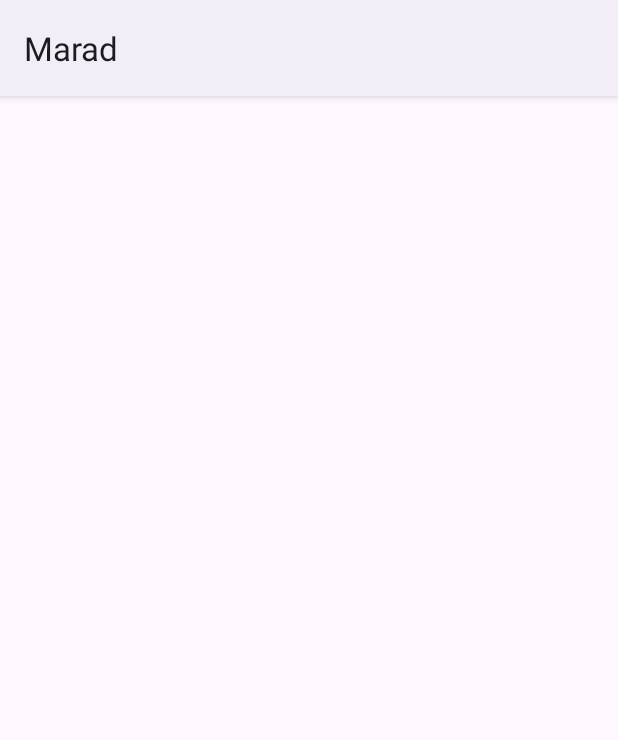
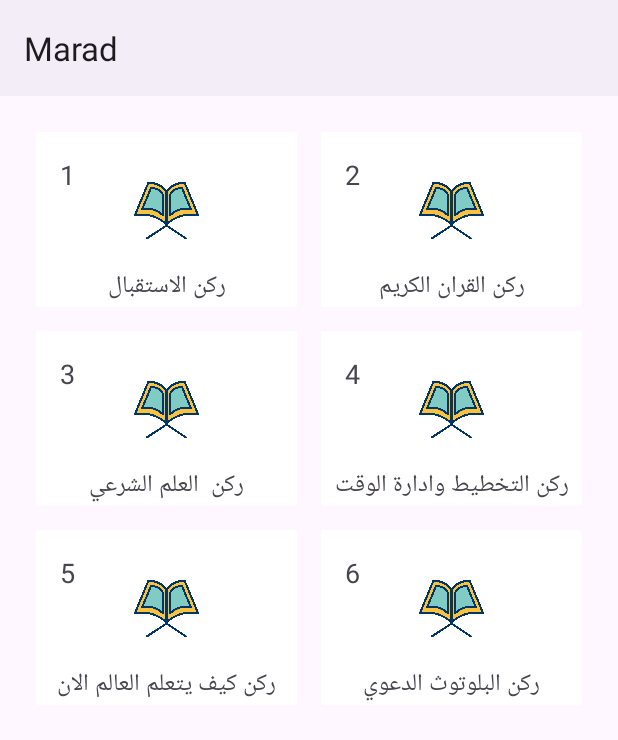
Before and after one commit to 3li-7assan-Dev1712/Marad, an Android app: the fragment HomeFragment shown on its own in the app's theme, on a phone screen of 412 x 824 dp. Shown: the top 740 px of the screen. Run offline under Robolectric (Android 15) with nearby library versions, the phone set to English and light mode, and no system bars; our stand-ins replace Dagger/Hilt's generated code.

Commit message:
implemented home screen adapter and recycler view

```diff
--- a/app/build.gradle
+++ b/app/build.gradle
@@ -91,7 +91,7 @@ dependencies {
     implementation "androidx.datastore:datastore-preferences:1.0.0"
 
     // firebase
-    implementation platform('com.google.firebase:firebase-bom:31.1.1')
+    implementation platform('com.google.firebase:firebase-bom:31.0.0')
     implementation 'com.google.firebase:firebase-analytics-ktx'
     // authentication
     implementation 'com.google.firebase:firebase-auth-ktx'
--- /dev/null
+++ b/app/src/main/java/dev_ali_hassan/app/marad/model/MaradRukun.kt
@@ -0,0 +1,9 @@
+package dev_ali_hassan.app.marad.model
+
+import androidx.annotation.DrawableRes
+
+data class MaradRukun(
+    val rukunName: String,
+    val rukunImage: Int,
+    val rukunNumber: Int
+)
--- a/app/src/main/java/dev_ali_hassan/app/marad/ui/homescreen/HomeFragment.kt
+++ b/app/src/main/java/dev_ali_hassan/app/marad/ui/homescreen/HomeFragment.kt
@@ -1,11 +1,29 @@
 package dev_ali_hassan.app.marad.ui.homescreen
 
+import android.os.Bundle
+import android.view.LayoutInflater
+import android.view.View
+import android.view.ViewGroup
 import androidx.fragment.app.Fragment
+import androidx.fragment.app.viewModels
 import dagger.hilt.android.AndroidEntryPoint
 import dev_ali_hassan.app.marad.R
+import dev_ali_hassan.app.marad.databinding.FragmentHomeBinding
 
 @AndroidEntryPoint
 class HomeFragment: Fragment(R.layout.fragment_home) {
 
-    /*private lateinit var binding: HomeFragmentBinding*/
+    private lateinit var binding: FragmentHomeBinding
+
+    private val viewModel: HomeScreenViewModel by viewModels()
+
+    override fun onViewCreated(view: View, savedInstanceState: Bundle?) {
+        binding = FragmentHomeBinding.bind(view)
+
+        val adapter = HomeItemsAdapter()
+        binding.homeItemsRV.adapter = adapter
+        adapter.submitList(viewModel.provideTempData())
+
+    }
+
 }
--- /dev/null
+++ b/app/src/main/java/dev_ali_hassan/app/marad/ui/homescreen/HomeItemsAdapter.kt
@@ -0,0 +1,46 @@
+package dev_ali_hassan.app.marad.ui.homescreen
+
+import android.view.LayoutInflater
+import android.view.View
+import android.view.ViewGroup
+import androidx.recyclerview.widget.DiffUtil
+import androidx.recyclerview.widget.ListAdapter
+import androidx.recyclerview.widget.RecyclerView.ViewHolder
+import dev_ali_hassan.app.marad.databinding.ListItemMaradInfoBinding
+import dev_ali_hassan.app.marad.model.MaradRukun
+
+class HomeItemsAdapter(): ListAdapter<MaradRukun, HomeItemsAdapter.ListItemViewHolder>(
+    ItemsDiffUtil()
+) {
+
+
+
+
+    class ItemsDiffUtil : DiffUtil.ItemCallback<MaradRukun>() {
+        override fun areItemsTheSame(oldItem: MaradRukun, newItem: MaradRukun): Boolean =
+            oldItem.rukunNumber == newItem.rukunNumber
+
+
+        override fun areContentsTheSame(oldItem: MaradRukun, newItem: MaradRukun): Boolean =
+            oldItem == newItem
+    }
+
+    inner class ListItemViewHolder(private val binding: ListItemMaradInfoBinding) : ViewHolder(binding.root) {
+
+         fun bind(rukun: MaradRukun) {
+            binding.rkunNameTv.text = rukun.rukunName
+            binding.rkunImageView.setImageResource(rukun.rukunImage)
+            binding.rukunNumberTv.text = rukun.rukunNumber.toString()
+        }
+    }
+
+    override fun onCreateViewHolder(parent: ViewGroup, viewType: Int): ListItemViewHolder {
+        val binding = ListItemMaradInfoBinding.inflate(LayoutInflater.from(parent.context))
+        return ListItemViewHolder(binding)
+    }
+
+    override fun onBindViewHolder(holder: ListItemViewHolder, position: Int) {
+        val rukun = getItem(position)
+        holder.bind(rukun)
+    }
+}
--- /dev/null
+++ b/app/src/main/java/dev_ali_hassan/app/marad/ui/homescreen/HomeScreenViewModel.kt
@@ -0,0 +1,24 @@
+package dev_ali_hassan.app.marad.ui.homescreen
+
+import androidx.lifecycle.ViewModel
+import dagger.hilt.android.lifecycle.HiltViewModel
+import dev_ali_hassan.app.marad.R
+import dev_ali_hassan.app.marad.model.MaradRukun
+import javax.inject.Inject
+
+@HiltViewModel
+class HomeScreenViewModel @Inject constructor(): ViewModel() {
+
+
+    fun provideTempData() =
+        listOf<MaradRukun>(
+            MaradRukun("ركن الاستقبال", R.drawable.quran_icon, 1),
+            MaradRukun("ركن القران الكريم", R.drawable.quran_icon, 2),
+            MaradRukun("ركن  العلم الشرعي", R.drawable.quran_icon, 3),
+            MaradRukun("ركن التخطيط وادارة الوقت", R.drawable.quran_icon, 4),
+            MaradRukun("ركن كيف يتعلم العالم الان", R.drawable.quran_icon, 5),
+            MaradRukun("ركن البلوتوث الدعوي", R.drawable.quran_icon, 6)
+        )
+
+
+}
--- a/app/src/main/java/dev_ali_hassan/app/marad/ui/login/LoginFragment.kt
+++ b/app/src/main/java/dev_ali_hassan/app/marad/ui/login/LoginFragment.kt
@@ -43,6 +43,7 @@ class LoginFragment : Fragment() {
                     }
                     LoginViewModel.LoginEvents.SignIn -> {
                         // navigate to home screen
+                        findNavController().navigate(R.id.action_loginFragment_to_homeFragment)
                     }
                 }
             }
--- a/app/src/main/java/dev_ali_hassan/app/marad/ui/phoneverification/PhoneVerificationFragment.kt
+++ b/app/src/main/java/dev_ali_hassan/app/marad/ui/phoneverification/PhoneVerificationFragment.kt
@@ -14,7 +14,7 @@ import com.google.firebase.auth.PhoneAuthProvider.OnVerificationStateChangedCall
 import dagger.hilt.android.AndroidEntryPoint
 import dev_ali_hassan.app.marad.databinding.FragmentPhoneVerificationBinding
 import java.util.concurrent.TimeUnit
-
+////AIzaSyA0XZpnhcBI6eao5D7q8fR6FHF5vePjuPE
 @AndroidEntryPoint
 class PhoneVerificationFragment : Fragment() {
 
@@ -29,6 +29,7 @@ class PhoneVerificationFragment : Fragment() {
 
             override fun onVerificationCompleted(credential: PhoneAuthCredential) {
                 Log.d(TAG, "onVerificationCompleted:$credential")
+                Log.d(TAG, "onVerificationCompleted: sms code: " + credential.smsCode)
                 signInWithPhoneAuthCredential(credential)
             }
 
--- a/app/src/main/res/layout/fragment_home.xml
+++ b/app/src/main/res/layout/fragment_home.xml
@@ -1,6 +1,24 @@
 <?xml version="1.0" encoding="utf-8"?>
 <androidx.constraintlayout.widget.ConstraintLayout xmlns:android="http://schemas.android.com/apk/res/android"
+    xmlns:app="http://schemas.android.com/apk/res-auto"
+    xmlns:tools="http://schemas.android.com/tools"
     android:layout_width="match_parent"
+    tools:context=".ui.homescreen.HomeFragment"
     android:layout_height="match_parent">
 
+    <androidx.recyclerview.widget.RecyclerView
+        android:id="@+id/homeItemsRV"
+        android:layout_width="0dp"
+        android:layout_height="0dp"
+        android:layout_marginStart="16dp"
+        android:layout_marginTop="16dp"
+        app:layoutManager="androidx.recyclerview.widget.GridLayoutManager"
+        app:spanCount="2"
+        android:layout_marginEnd="16dp"
+        tools:listitem="@layout/list_item_marad_info"
+        android:layout_marginBottom="16dp"
+        app:layout_constraintBottom_toBottomOf="parent"
+        app:layout_constraintEnd_toEndOf="parent"
+        app:layout_constraintStart_toStartOf="parent"
+        app:layout_constraintTop_toTopOf="parent" />
 </androidx.constraintlayout.widget.ConstraintLayout>
--- /dev/null
+++ b/app/src/main/res/layout/list_item_marad_info.xml
@@ -0,0 +1,70 @@
+<?xml version="1.0" encoding="utf-8"?>
+<androidx.constraintlayout.widget.ConstraintLayout xmlns:android="http://schemas.android.com/apk/res/android"
+    xmlns:app="http://schemas.android.com/apk/res-auto"
+    xmlns:tools="http://schemas.android.com/tools"
+    android:layout_width="match_parent"
+    android:layout_height="300dp">
+
+
+    <androidx.cardview.widget.CardView
+        android:id="@+id/cardView"
+        android:layout_width="match_parent"
+        android:layout_height="match_parent"
+        android:layout_marginStart="8dp"
+        android:layout_marginTop="8dp"
+        android:layout_marginEnd="8dp"
+        android:elevation="16dp"
+        android:layout_marginBottom="8dp"
+        app:layout_constraintBottom_toBottomOf="parent"
+        app:layout_constraintEnd_toEndOf="parent"
+        app:layout_constraintStart_toStartOf="parent"
+        app:layout_constraintTop_toTopOf="parent" >
+
+
+        <androidx.constraintlayout.widget.ConstraintLayout
+            android:layout_width="match_parent"
+            android:layout_height="match_parent">
+
+
+            <com.google.android.material.textview.MaterialTextView
+                android:id="@+id/rukunNumberTv"
+                android:layout_width="wrap_content"
+                android:layout_height="wrap_content"
+                android:text="TextView"
+                tools:text="1"
+                android:textSize="18sp"
+                app:layout_constraintTop_toTopOf="parent"
+                app:layout_constraintStart_toStartOf="parent"
+                android:layout_marginTop="16dp"
+                android:layout_marginStart="16dp"/>
+
+            <com.google.android.material.imageview.ShapeableImageView
+                android:id="@+id/rkunImageView"
+                android:layout_width="58dp"
+                android:layout_height="58dp"
+                app:layout_constraintBottom_toBottomOf="parent"
+                app:layout_constraintEnd_toEndOf="parent"
+                app:layout_constraintStart_toStartOf="parent"
+                app:layout_constraintTop_toTopOf="parent"
+                app:layout_constraintVertical_bias="0.4"
+                tools:srcCompat="@tools:sample/backgrounds/scenic" />
+
+            <com.google.android.material.textview.MaterialTextView
+                android:layout_width="wrap_content"
+                android:layout_height="wrap_content"
+                android:id="@+id/rkunNameTv"
+                tools:text="ركن حفظ القران الكريم"
+                android:textSize="16sp"
+                app:layout_constraintStart_toStartOf="@id/rkunImageView"
+                app:layout_constraintEnd_toEndOf="@id/rkunImageView"
+                android:layout_marginTop="8dp"
+                app:layout_constraintTop_toBottomOf="@id/rkunImageView"/>
+        </androidx.constraintlayout.widget.ConstraintLayout>
+
+    </androidx.cardview.widget.CardView>
+
+
+
+
+
+</androidx.constraintlayout.widget.ConstraintLayout>
--- a/app/src/main/res/navigation/nav_graph.xml
+++ b/app/src/main/res/navigation/nav_graph.xml
@@ -14,6 +14,9 @@
             android:id="@+id/action_loginFragment_to_registerFragment"
             app:destination="@id/registerFragment"
             app:popUpTo="@id/loginFragment" />
+        <action
+            android:id="@+id/action_loginFragment_to_homeFragment"
+            app:destination="@id/homeFragment" />
     </fragment>
     <fragment
         android:id="@+id/registerFragment"
@@ -27,5 +30,14 @@
     <fragment
         android:id="@+id/phoneVerificationFragment"
         android:name="dev_ali_hassan.app.marad.ui.phoneverification.PhoneVerificationFragment"
-        android:label="PhoneVerificationFragment" />
+        android:label="PhoneVerificationFragment" >
+        <action
+            android:id="@+id/action_phoneVerificationFragment_to_homeFragment"
+            app:destination="@id/homeFragment" />
+    </fragment>
+    <fragment
+        android:id="@+id/homeFragment"
+        android:name="dev_ali_hassan.app.marad.ui.homescreen.HomeFragment"
+        android:label="fragment_home"
+        tools:layout="@layout/fragment_home" />
 </navigation>
```
Also changed, not shown: app/src/main/res/drawable/quran_icon.jpg (added), 2 other files.
